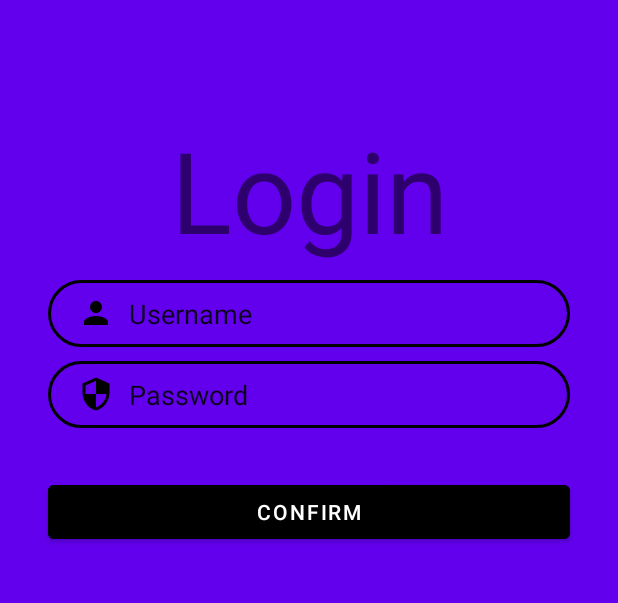
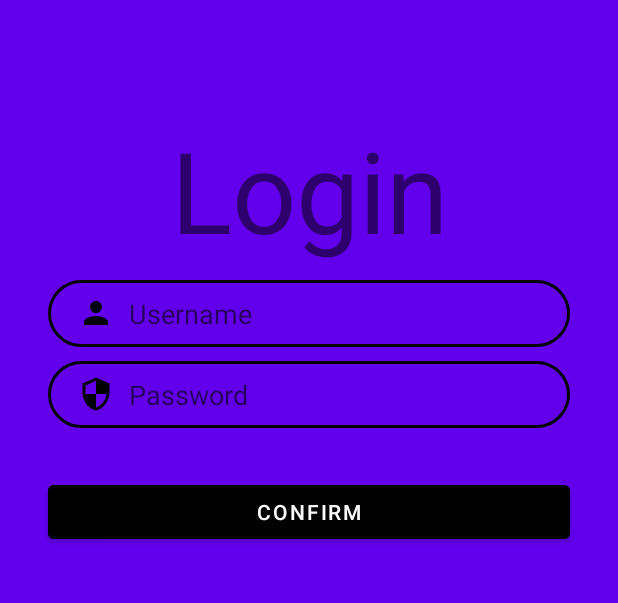
Before and after one commit to btdurrin/The-Exodia-App, an Android app: the LoginActivity screen opened directly, with no data from a screen before it, on a phone screen of 412 x 824 dp, the part 358-961 px from its top. Run offline under Robolectric (Android 15) with nearby library versions, the phone set to English and light mode, and no system bars.

Commit message:
continue previous commit

```diff
--- a/app/src/main/res/layout/activity_login.xml
+++ b/app/src/main/res/layout/activity_login.xml
@@ -44,12 +44,12 @@
         android:drawableLeft="@drawable/ic_baseline_person_24"
         android:drawablePadding="10dp"
         android:ems="10"
+        android:hint="Username"
         android:inputType="textPersonName"
         android:paddingLeft="20dp"
         android:paddingTop="10dp"
         android:paddingRight="10dp"
         android:paddingBottom="10dp"
-        android:text="Username"
         app:layout_constraintBottom_toTopOf="@+id/LoginPassword"
         app:layout_constraintEnd_toEndOf="parent"
         app:layout_constraintStart_toStartOf="parent"
@@ -67,12 +67,12 @@
         android:drawableLeft="@drawable/ic_baseline_security_24"
         android:drawablePadding="10dp"
         android:ems="10"
+        android:hint="Password"
         android:inputType="textPersonName"
         android:paddingLeft="20dp"
         android:paddingTop="10dp"
         android:paddingRight="10dp"
         android:paddingBottom="10dp"
-        android:text="Password"
         app:layout_constraintEnd_toEndOf="parent"
         app:layout_constraintStart_toStartOf="parent"
         app:layout_constraintTop_toBottomOf="@+id/login"
```
